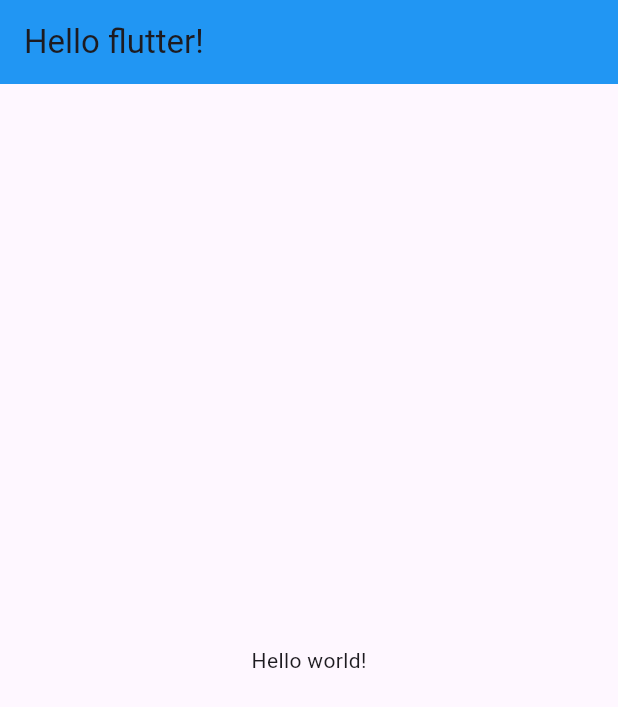
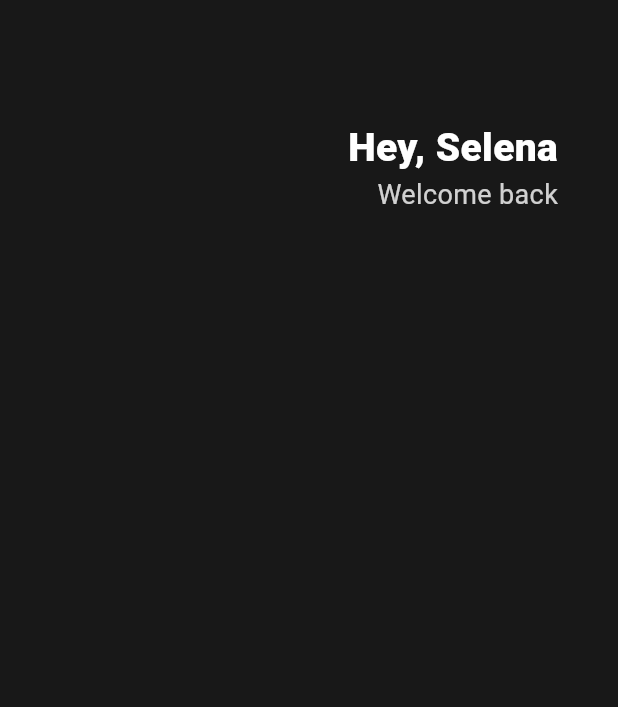
Before and after one commit to heecheol153/toonflix, a Flutter app: the screen it shows after launch, on a phone screen of 412 x 824 dp. Shown: the top 707 px of the screen. Run offline on Flutter 3.47's test engine with Material 3 defaults, Android fonts, the phone set to English and light mode, and no system bars.

Commit message:
#2.0 Header

```diff
--- a/lib/main.dart
+++ b/lib/main.dart
@@ -9,12 +9,41 @@ class App extends StatelessWidget {
   Widget build(BuildContext context) {
     return MaterialApp(
       home: Scaffold(
-        appBar: AppBar(
-          backgroundColor: Colors.blue,
-          title: Text('Hello flutter!'),
-        ),
-        body: Center(
-          child: Text('Hello world!'),
+        backgroundColor: Color(0xFF181818),
+        body: Padding(
+          padding: EdgeInsets.symmetric(horizontal: 40),
+          child: Column(
+            children: [
+              SizedBox(
+                height: 80,
+              ),
+              Row(
+                mainAxisAlignment: MainAxisAlignment.end,
+                children: [
+                  Column(
+                    crossAxisAlignment: CrossAxisAlignment.end,
+                    children: [
+                      Text(
+                        'Hey, Selena',
+                        style: TextStyle(
+                          color: Colors.white,
+                          fontSize: 26,
+                          fontWeight: FontWeight.w800,
+                        ),
+                      ),
+                      Text(
+                        'Welcome back',
+                        style: TextStyle(
+                          color: Colors.white.withOpacity(0.8),
+                          fontSize: 18,
+                        ),
+                      ),
+                    ],
+                  )
+                ],
+              )
+            ],
+          ),
         ),
       ),
     );
```
